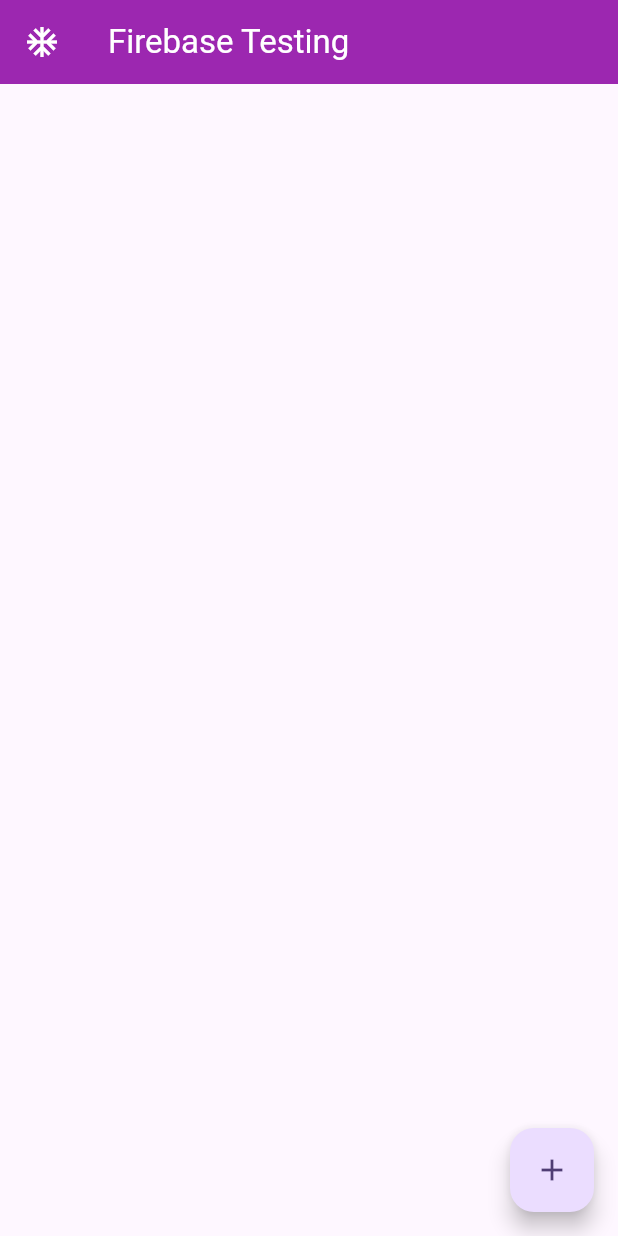
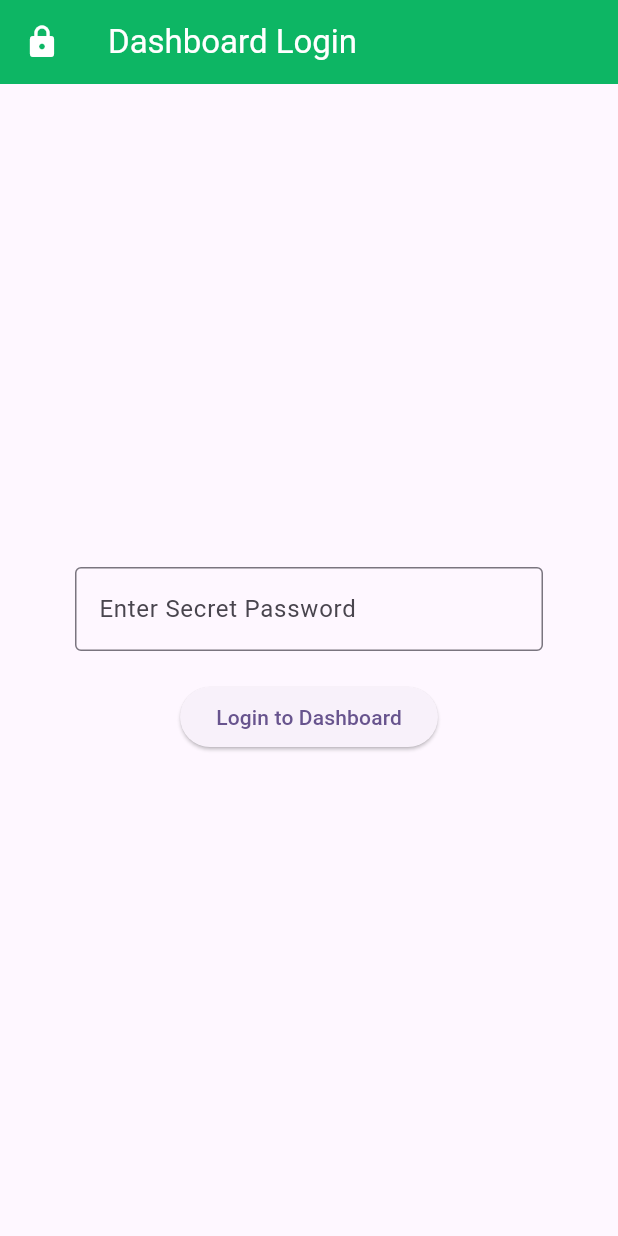
Before and after one commit to raselsiu/fireflutterapps, a Flutter app: the screen it shows after launch, on a phone screen of 412 x 824 dp. Run offline on Flutter 3.47's test engine with Material 3 defaults, Android fonts, the light colour scheme and no system bars; our stand-ins replace cloud_firestore, firebase_core; accounts and stored records are empty.

Commit message:
crud completed

```diff
--- a/lib/main.dart
+++ b/lib/main.dart
@@ -1,4 +1,4 @@
-import 'package:fireapps/pages/homepage.dart';
+import 'package:fireapps/pages/lockpage.dart';
 import 'package:flutter/material.dart';
 import 'package:firebase_core/firebase_core.dart';
 import 'firebase_options.dart';
@@ -16,13 +16,13 @@ class MyApp extends StatelessWidget {
   @override
   Widget build(BuildContext context) {
     return MaterialApp(
-      debugShowCheckedModeBanner: true,
+      debugShowCheckedModeBanner: false,
       title: 'Flutter Demo',
       theme: ThemeData(
         colorScheme: ColorScheme.fromSeed(seedColor: Colors.deepPurple),
         useMaterial3: true,
       ),
-      home: const HomePage(),
+      home: const LockPage(),
     );
   }
 }
--- /dev/null
+++ b/lib/pages/lockpage.dart
@@ -0,0 +1,82 @@
+import 'package:fireapps/pages/homepage.dart';
+import 'package:flutter/material.dart';
+import 'package:flutter/widgets.dart';
+
+class LockPage extends StatefulWidget {
+  const LockPage({super.key});
+
+  @override
+  State<LockPage> createState() => _LockPageState();
+}
+
+class _LockPageState extends State<LockPage> {
+  TextEditingController signInController = TextEditingController();
+
+  void dashboard() {
+    const finalPass = 'myPa';
+    dynamic password = signInController.text;
+    if (finalPass == password) {
+      ScaffoldMessenger.of(context).showSnackBar(const SnackBar(
+        content: Text('Password Matched Successfully!'),
+      ));
+      Navigator.push(
+        context,
+        MaterialPageRoute(builder: (context) => const HomePage()),
+      );
+    } else {
+      ScaffoldMessenger.of(context).showSnackBar(const SnackBar(
+        content: Text('Something went wrong!'),
+      ));
+    }
+
+    signInController.clear();
+  }
+
+  @override
+  Widget build(BuildContext context) {
+    return Scaffold(
+      appBar: AppBar(
+        title: const Text(
+          'Dashboard Login',
+          style: TextStyle(color: Colors.white),
+        ),
+        leading: const Icon(Icons.lock),
+        backgroundColor: const Color.fromARGB(255, 13, 182, 100),
+        iconTheme: const IconThemeData(color: Colors.white),
+      ),
+      body: SafeArea(
+        child: Container(
+          height: double.infinity,
+          width: double.infinity,
+          padding: const EdgeInsets.all(50),
+          child: Center(
+            child: Column(
+              crossAxisAlignment: CrossAxisAlignment.center,
+              mainAxisAlignment: MainAxisAlignment.center,
+              mainAxisSize: MainAxisSize.min,
+              children: [
+                TextFormField(
+                  controller: signInController,
+                  obscureText: true,
+                  decoration: const InputDecoration(
+                    border: OutlineInputBorder(),
+                    labelText: 'Enter Secret Password',
+                  ),
+                ),
+                const SizedBox(
+                  height: 20,
+                ),
+                ElevatedButton(
+                  onPressed: () {
+                    dashboard();
+                  },
+                  child: const Text('Login to Dashboard'),
+                )
+              ],
+            ),
+          ),
+        ),
+      ),
+    );
+  }
+}
--- a/pubspec.yaml
+++ b/pubspec.yaml
@@ -2,7 +2,7 @@ name: fireapps
 description: A new Flutter project.
 # The following line prevents the package from being accidentally published to
 # pub.dev using `flutter pub publish`. This is preferred for private packages.
-publish_to: 'none' # Remove this line if you wish to publish to pub.dev
+publish_to: "none" # Remove this line if you wish to publish to pub.dev
 
 # The following defines the version and build number for your application.
 # A version number is three numbers separated by dots, like 1.2.43
@@ -19,7 +19,7 @@ publish_to: 'none' # Remove this line if you wish to publish to pub.dev
 version: 1.0.0+1
 
 environment:
-  sdk: '>=3.1.3 <4.0.0'
+  sdk: ">=3.1.3 <4.0.0"
 
 # Dependencies specify other packages that your package needs in order to work.
 # To automatically upgrade your package dependencies to the latest versions
@@ -30,7 +30,6 @@ environment:
 dependencies:
   flutter:
     sdk: flutter
-
 
   # The following adds the Cupertino Icons font to your application.
   # Use with the CupertinoIcons class for iOS style icons.
@@ -54,7 +53,6 @@ dev_dependencies:
 
 # The following section is specific to Flutter packages.
 flutter:
-
   # The following line ensures that the Material Icons font is
   # included with your application, so that you can use the icons in
   # the material Icons class.
```
Also changed, not shown: lib/pages/homepage.dart (+36 -35 lines).
